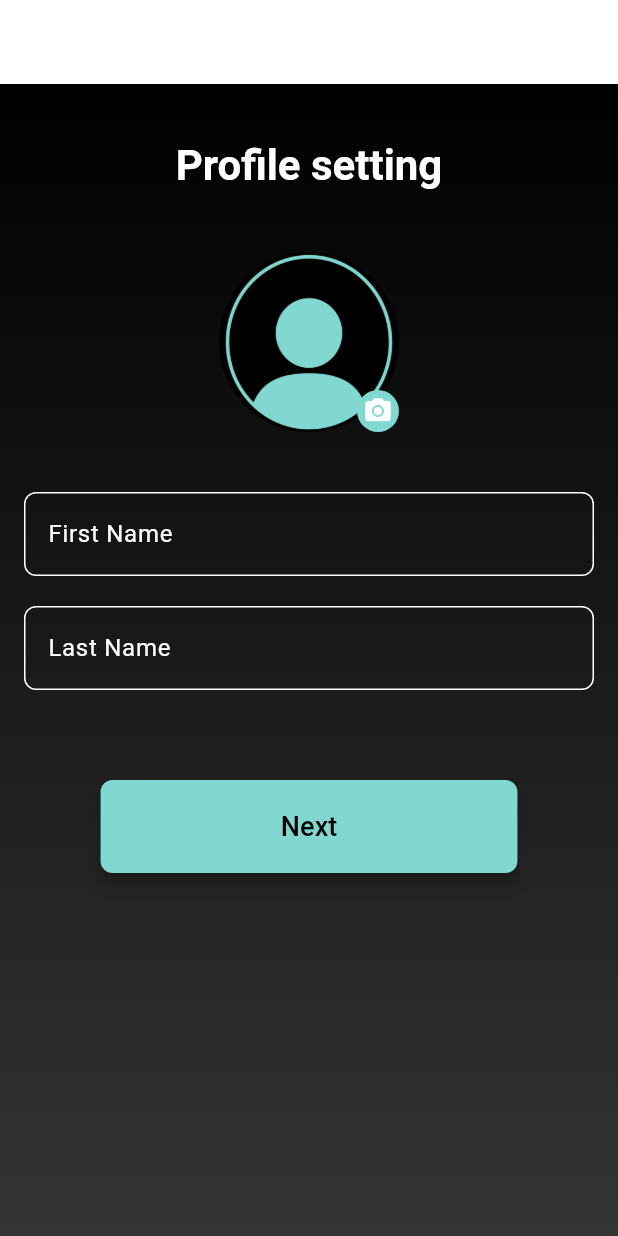
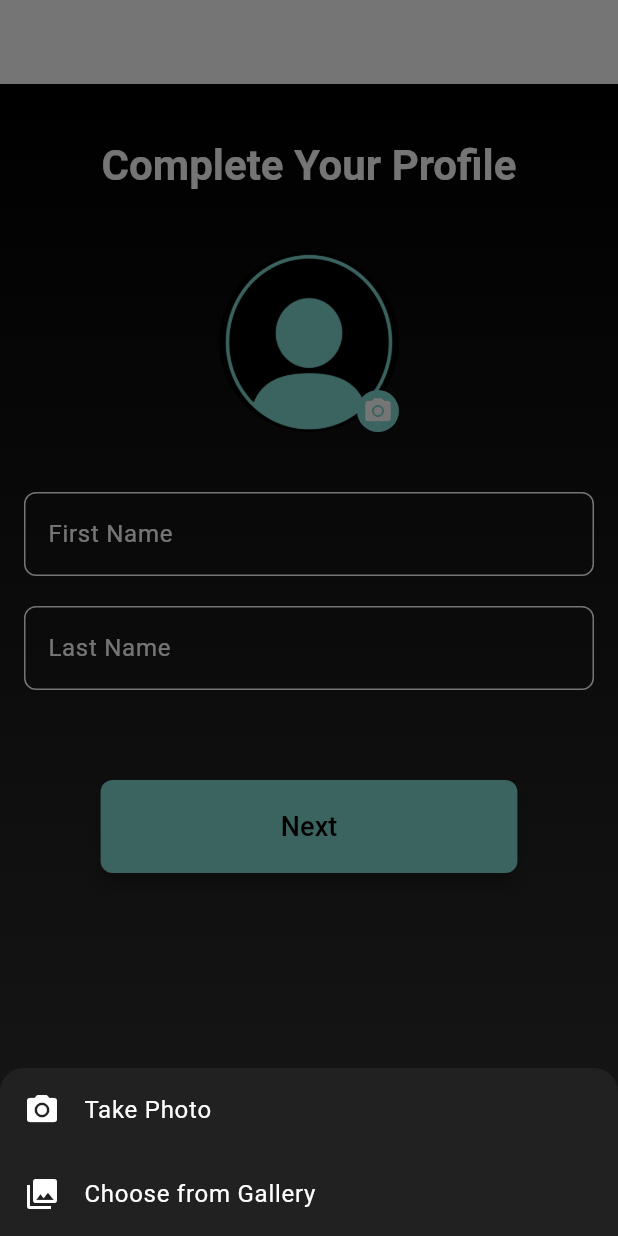
Before and after one commit to Sayed-Nahid/g_chat, a Flutter app: the ProfileSetScreen screen opened directly, after a tap on the "camera alt" icon, on a phone screen of 412 x 824 dp. Run offline on Flutter 3.47's test engine with Material 3 defaults, Android fonts, the light colour scheme and no system bars; our stand-ins replace image_picker.

Commit message:
for uploading picture i have added 2 option camera and gallery so that user can use one of them

```diff
--- a/lib/pages/profile_set_screen.dart
+++ b/lib/pages/profile_set_screen.dart
@@ -12,16 +12,8 @@ class ProfileSetScreen extends StatefulWidget {
 }
 
 class _ProfileSetScreenState extends State<ProfileSetScreen> {
-
-
-
-
   File? _imageFile;
   final ImagePicker _picker = ImagePicker();
-
-
-
-
   final TextEditingController _firstNameController = TextEditingController();
   final TextEditingController _lastNameController = TextEditingController();
 
@@ -33,13 +25,47 @@ class _ProfileSetScreenState extends State<ProfileSetScreen> {
   }
 
   Future<void> _pickImage() async {
+    showModalBottomSheet(
+      context: context,
+      backgroundColor: Colors.grey[900],
+      shape: const RoundedRectangleBorder(
+        borderRadius: BorderRadius.vertical(top: Radius.circular(16)),
+      ),
+      builder: (_) {
+        return Wrap(
+          children: [
+            ListTile(
+              leading: const Icon(Icons.camera_alt, color: Colors.white),
+              title: const Text('Take Photo', style: TextStyle(color: Colors.white)),
+              onTap: () async {
+                Navigator.pop(context);
+                final pickedFile = await _picker.pickImage(source: ImageSource.camera);
+                if (pickedFile != null) {
+                  setState(() {
+                    _imageFile = File(pickedFile.path);
+                  });
+                }
+              },
+            ),
+            ListTile(
+              leading: const Icon(Icons.photo_library, color: Colors.white),
+              title: const Text('Choose from Gallery', style: TextStyle(color: Colors.white)),
+              onTap: () async {
+                Navigator.pop(context);
                 final pickedFile = await _picker.pickImage(source: ImageSource.gallery);
                 if (pickedFile != null) {
                   setState(() {
                     _imageFile = File(pickedFile.path);
                   });
                 }
+              },
+            ),
+          ],
+        );
+      },
+    );
   }
+
 
 
   @override
@@ -72,7 +98,7 @@ class _ProfileSetScreenState extends State<ProfileSetScreen> {
               children: [
                 const SizedBox(height: 20),
                 Text(
-                  'Profile setting',
+                  'Complete Your Profile',
                   style: Theme.of(context).textTheme.headlineMedium?.copyWith(
                     fontWeight: FontWeight.bold,
                     color: Colors.white,
```
Lines whose indentation alone changed are shown as unchanged.
